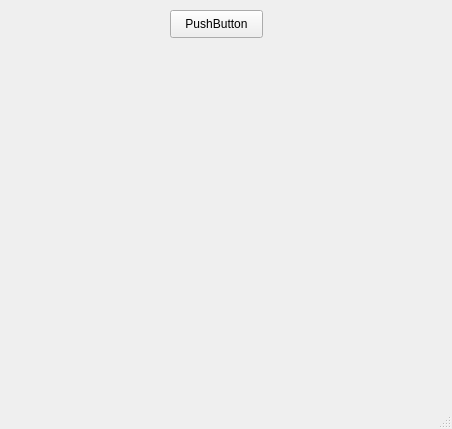
The window that Qt/mainwindow.ui (NIIGWOLF/Diplom) describes before a commit, drawn with Qt 5.
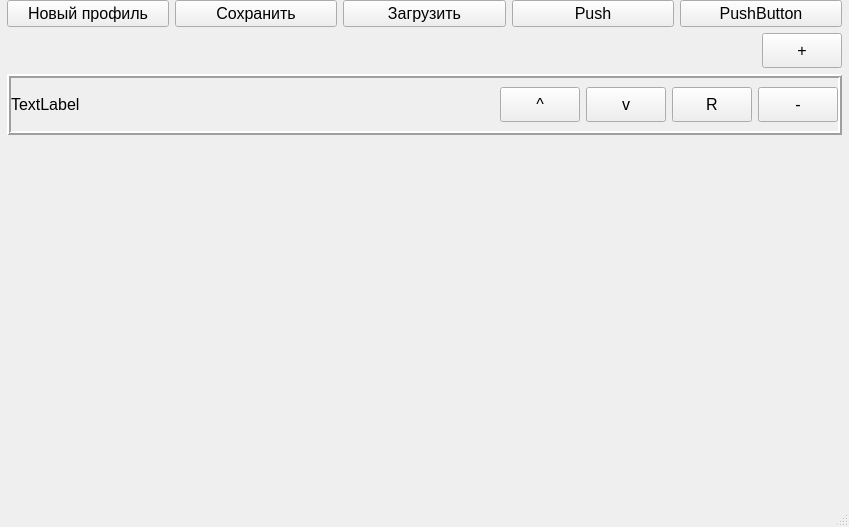
The same window after the commit.

The edit to the form file:
```diff
--- a/Qt/mainwindow.ui
+++ b/Qt/mainwindow.ui
@@ -6,27 +6,299 @@
    <rect>
     <x>0</x>
     <y>0</y>
-    <width>452</width>
-    <height>429</height>
+    <width>849</width>
+    <height>527</height>
    </rect>
   </property>
   <property name="windowTitle">
    <string>MainWindow</string>
   </property>
   <widget class="QWidget" name="centralwidget">
-   <widget class="QPushButton" name="pushButton">
-    <property name="geometry">
-     <rect>
-      <x>170</x>
-      <y>10</y>
-      <width>93</width>
-      <height>28</height>
-     </rect>
+   <layout class="QGridLayout" name="gridLayout">
+    <property name="leftMargin">
+     <number>7</number>
     </property>
-    <property name="text">
-     <string>PushButton</string>
+    <property name="topMargin">
+     <number>0</number>
     </property>
-   </widget>
+    <property name="rightMargin">
+     <number>7</number>
+    </property>
+    <property name="bottomMargin">
+     <number>0</number>
+    </property>
+    <item row="0" column="0">
+     <layout class="QHBoxLayout" name="horizontalLayout">
+      <item>
+       <layout class="QVBoxLayout" name="verticalLayout">
+        <item>
+         <layout class="QHBoxLayout" name="PDtitel">
+          <item>
+           <widget class="QPushButton" name="PDnew">
+            <property name="font">
+             <font>
+              <pointsize>12</pointsize>
+             </font>
+            </property>
+            <property name="text">
+             <string>Новый профиль</string>
+            </property>
+           </widget>
+          </item>
+          <item>
+           <widget class="QPushButton" name="PDsave">
+            <property name="font">
+             <font>
+              <pointsize>12</pointsize>
+             </font>
+            </property>
+            <property name="text">
+             <string>Сохранить</string>
+            </property>
+           </widget>
+          </item>
+          <item>
+           <widget class="QPushButton" name="PDload">
+            <property name="font">
+             <font>
+              <pointsize>12</pointsize>
+             </font>
+            </property>
+            <property name="text">
+             <string>Загрузить</string>
+            </property>
+           </widget>
+          </item>
+          <item>
+           <widget class="QPushButton" name="pushButton_2">
+            <property name="sizePolicy">
+             <sizepolicy hsizetype="Minimum" vsizetype="Fixed">
+              <horstretch>0</horstretch>
+              <verstretch>0</verstretch>
+             </sizepolicy>
+            </property>
+            <property name="font">
+             <font>
+              <pointsize>12</pointsize>
+             </font>
+            </property>
+            <property name="text">
+             <string>Push</string>
+            </property>
+            <property name="autoRepeat">
+             <bool>false</bool>
+            </property>
+            <property name="autoExclusive">
+             <bool>false</bool>
+            </property>
+           </widget>
+          </item>
+          <item>
+           <widget class="QPushButton" name="pushButton">
+            <property name="font">
+             <font>
+              <pointsize>12</pointsize>
+             </font>
+            </property>
+            <property name="text">
+             <string>PushButton</string>
+            </property>
+           </widget>
+          </item>
+         </layout>
+        </item>
+        <item>
+         <layout class="QHBoxLayout" name="PDtitleadd">
+          <item>
+           <spacer name="horizontalSpacer">
+            <property name="orientation">
+             <enum>Qt::Horizontal</enum>
+            </property>
+            <property name="sizeHint" stdset="0">
+             <size>
+              <width>40</width>
+              <height>20</height>
+             </size>
+            </property>
+           </spacer>
+          </item>
+          <item>
+           <widget class="QPushButton" name="PDadd">
+            <property name="sizePolicy">
+             <sizepolicy hsizetype="Fixed" vsizetype="Fixed">
+              <horstretch>0</horstretch>
+              <verstretch>0</verstretch>
+             </sizepolicy>
+            </property>
+            <property name="minimumSize">
+             <size>
+              <width>35</width>
+              <height>35</height>
+             </size>
+            </property>
+            <property name="font">
+             <font>
+              <pointsize>12</pointsize>
+             </font>
+            </property>
+            <property name="text">
+             <string>+</string>
+            </property>
+           </widget>
+          </item>
+         </layout>
+        </item>
+        <item>
+         <widget class="QFrame" name="frame">
+          <property name="frameShape">
+           <enum>QFrame::Box</enum>
+          </property>
+          <property name="frameShadow">
+           <enum>QFrame::Raised</enum>
+          </property>
+          <property name="lineWidth">
+           <number>2</number>
+          </property>
+          <layout class="QGridLayout" name="gridLayout_2">
+           <property name="leftMargin">
+            <number>0</number>
+           </property>
+           <property name="rightMargin">
+            <number>0</number>
+           </property>
+           <item row="0" column="0">
+            <layout class="QHBoxLayout" name="horizontalLayout_4">
+             <item>
+              <widget class="QLabel" name="label">
+               <property name="font">
+                <font>
+                 <pointsize>12</pointsize>
+                </font>
+               </property>
+               <property name="text">
+                <string>TextLabel</string>
+               </property>
+              </widget>
+             </item>
+             <item>
+              <widget class="QPushButton" name="pushButton_7">
+               <property name="sizePolicy">
+                <sizepolicy hsizetype="Fixed" vsizetype="Fixed">
+                 <horstretch>0</horstretch>
+                 <verstretch>0</verstretch>
+                </sizepolicy>
+               </property>
+               <property name="minimumSize">
+                <size>
+                 <width>35</width>
+                 <height>35</height>
+                </size>
+               </property>
+               <property name="font">
+                <font>
+                 <pointsize>12</pointsize>
+                </font>
+               </property>
+               <property name="text">
+                <string>^</string>
+               </property>
+              </widget>
+             </item>
+             <item>
+              <widget class="QPushButton" name="pushButton_8">
+               <property name="sizePolicy">
+                <sizepolicy hsizetype="Fixed" vsizetype="Fixed">
+                 <horstretch>0</horstretch>
+                 <verstretch>0</verstretch>
+                </sizepolicy>
+               </property>
+               <property name="minimumSize">
+                <size>
+                 <width>35</width>
+                 <height>35</height>
+                </size>
+               </property>
+               <property name="font">
+                <font>
+                 <pointsize>12</pointsize>
+                </font>
+               </property>
+               <property name="text">
+                <string>v</string>
+               </property>
+              </widget>
+             </item>
+             <item>
+              <widget class="QPushButton" name="pushButton_9">
+               <property name="sizePolicy">
+                <sizepolicy hsizetype="Fixed" vsizetype="Fixed">
+                 <horstretch>0</horstretch>
+                 <verstretch>0</verstretch>
+                </sizepolicy>
+               </property>
+               <property name="minimumSize">
+                <size>
+                 <width>35</width>
+                 <height>35</height>
+                </size>
+               </property>
+               <property name="font">
+                <font>
+                 <pointsize>12</pointsize>
+                </font>
+               </property>
+               <property name="text">
+                <string>R</string>
+               </property>
+              </widget>
+             </item>
+             <item>
+              <widget class="QPushButton" name="pushButton_10">
+               <property name="sizePolicy">
+                <sizepolicy hsizetype="Fixed" vsizetype="Fixed">
+                 <horstretch>0</horstretch>
+                 <verstretch>0</verstretch>
+                </sizepolicy>
+               </property>
+               <property name="minimumSize">
+                <size>
+                 <width>35</width>
+                 <height>35</height>
+                </size>
+               </property>
+               <property name="font">
+                <font>
+                 <pointsize>12</pointsize>
+                </font>
+               </property>
+               <property name="text">
+                <string>-</string>
+               </property>
+              </widget>
+             </item>
+            </layout>
+           </item>
+          </layout>
+         </widget>
+        </item>
+        <item>
+         <spacer name="verticalSpacer">
+          <property name="orientation">
+           <enum>Qt::Vertical</enum>
+          </property>
+          <property name="sizeHint" stdset="0">
+           <size>
+            <width>20</width>
+            <height>40</height>
+           </size>
+          </property>
+         </spacer>
+        </item>
+       </layout>
+      </item>
+     </layout>
+    </item>
+   </layout>
   </widget>
   <widget class="QMenuBar" name="menubar">
    <property name="geometry">
```
Left out of the diff: 2 changed lines with no effect on the pictures.
